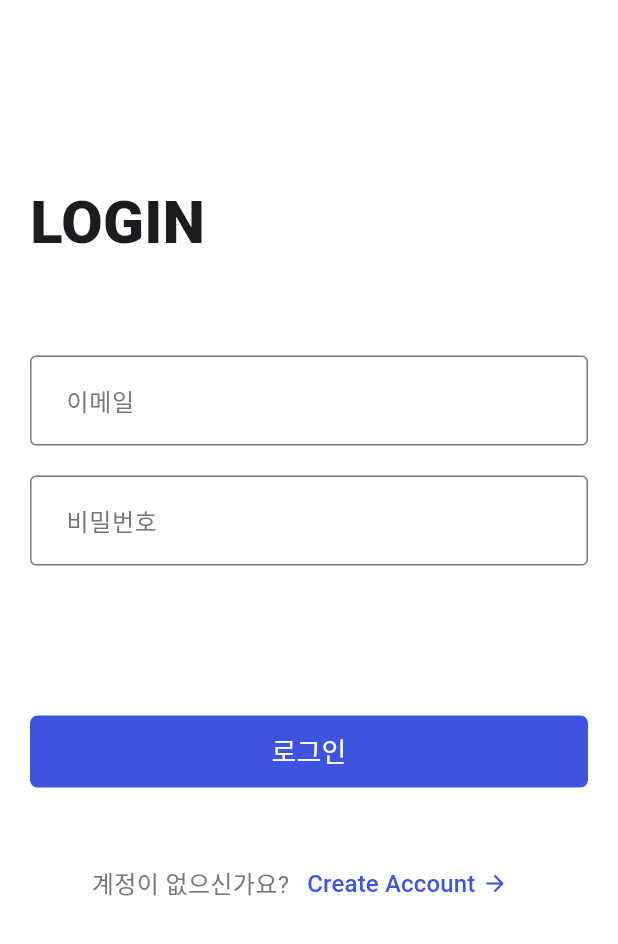
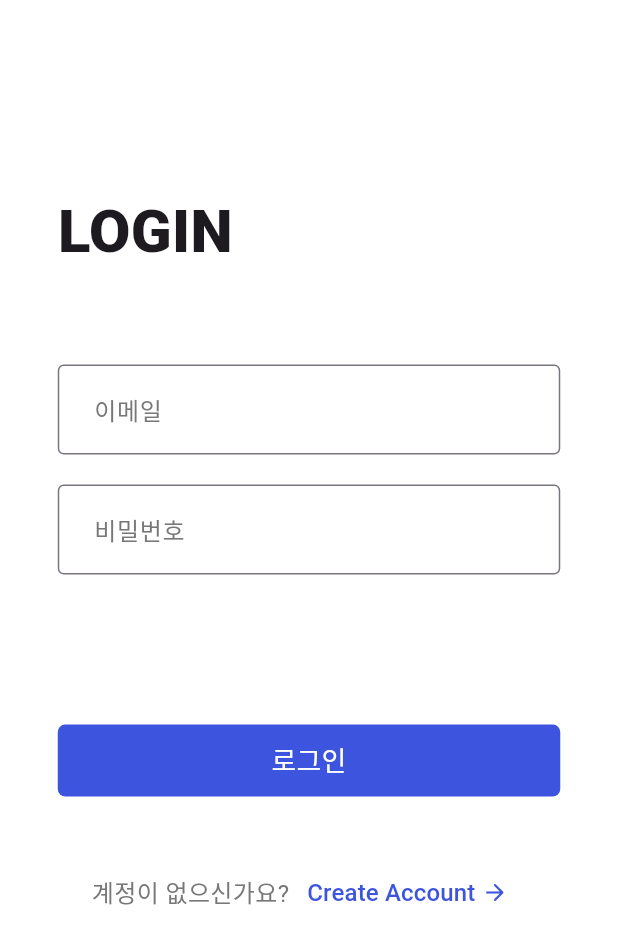
Before and after one commit to yjkdev21/baettori, a Flutter app: the screen it shows after launch, on a phone screen of 412 x 824 dp. Shown: the top 944 px of the screen. Run offline on Flutter 3.47's test engine with Material 3 defaults, Android fonts, the phone set to English and light mode, and no system bars; our stand-ins replace carousel_slider, cloud_firestore, firebase_auth, firebase_core, flutter_svg; accounts and stored records are empty; Roboto replaces fonts that are missing (Pretendard).

Commit message:
Edit Screen Size

```diff
--- a/lib/main.dart
+++ b/lib/main.dart
@@ -31,6 +31,19 @@ class MyApp extends StatelessWidget {
       title: '배또리',
       theme: themeData(),
       home: const LoginScreen(),
+
+      // builder
+      builder: (context, child) {
+        return Center(
+          child: ClipRect(
+            child: SizedBox(
+              width: 375,
+              height: 812,
+              child: child,
+            ),
+          ),
+        );
+      },
     );
   }
 }
--- a/pubspec.yaml
+++ b/pubspec.yaml
@@ -1,5 +1,5 @@
 name: baettori
-description: "A small group community app."
+description: "대학생들을 위한 소모임 커뮤니티 어플"
 publish_to: 'none'
 
 version: 1.0.0+1
```
Also changed, not shown: docs/favicon.png, 5 other files.
